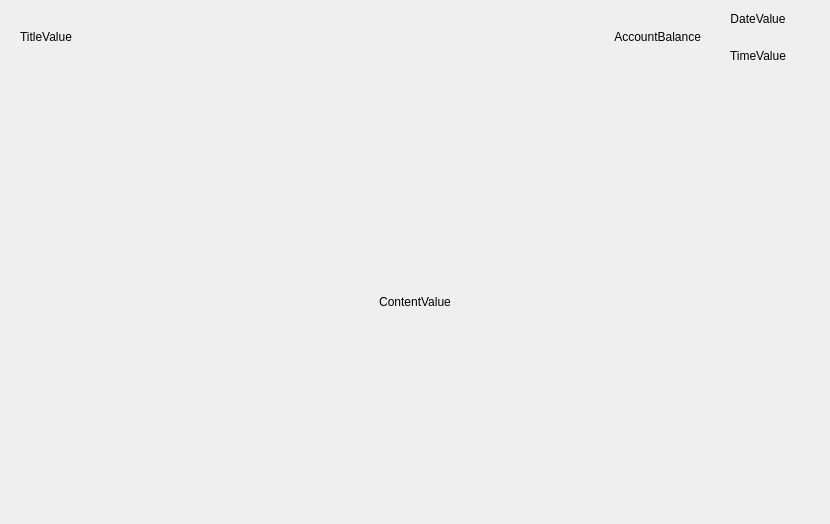
First picture: the form in ServerApp/SubApps/Inform/Layouts/ScanCardLayout.ui, repository KelloTomas/CVUTMasterThesis, before the edit.
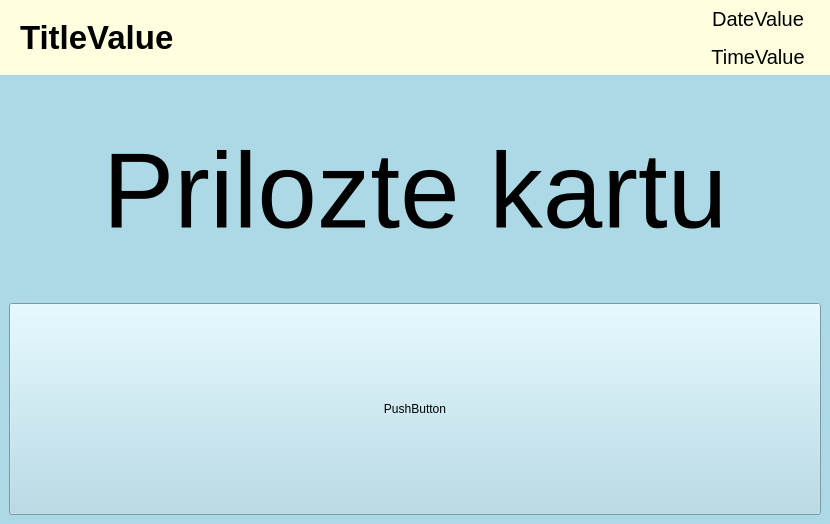
Second picture: the form after the edit.

Commit message: Funguje button click event a zobrazenie zakladneho layout

```diff
--- a/ServerApp/SubApps/Inform/Layouts/ScanCardLayout.ui
+++ b/ServerApp/SubApps/Inform/Layouts/ScanCardLayout.ui
@@ -15,7 +15,7 @@
   </property>
   <layout class="QVBoxLayout" name="verticalLayout_2" stretch="1,6">
    <property name="spacing">
-    <number>5</number>
+    <number>0</number>
    </property>
    <property name="leftMargin">
     <number>0</number>
@@ -37,10 +37,13 @@
        <verstretch>0</verstretch>
       </sizepolicy>
      </property>
+     <property name="styleSheet">
+      <string notr="true">background:LightYellow</string>
+     </property>
      <property name="class" stdset="0">
       <string>lightPanelStyle</string>
      </property>
-     <layout class="QHBoxLayout" name="titleLayout" stretch="4,2,1">
+     <layout class="QHBoxLayout" name="titleLayout" stretch="6,1">
       <property name="spacing">
        <number>0</number>
       </property>
@@ -64,6 +67,13 @@
           <verstretch>0</verstretch>
          </sizepolicy>
         </property>
+        <property name="font">
+         <font>
+          <pointsize>25</pointsize>
+          <weight>75</weight>
+          <bold>true</bold>
+         </font>
+        </property>
         <property name="text">
          <string>TitleValue</string>
         </property>
@@ -72,25 +82,6 @@
         </property>
        </widget>
       </item>
-      <item>
-       <widget class="QLabel" name="AccountBalance">
-        <property name="sizePolicy">
-         <sizepolicy hsizetype="Ignored" vsizetype="Ignored">
-          <horstretch>0</horstretch>
-          <verstretch>0</verstretch>
-         </sizepolicy>
-        </property>
-        <property name="text">
-         <string>AccountBalance</string>
-        </property>
-        <property name="alignment">
-         <set>Qt::AlignRight|Qt::AlignTrailing|Qt::AlignVCenter</set>
-        </property>
-        <property name="class" stdset="0">
-         <string>clientAccountBalanceStyle</string>
-        </property>
-       </widget>
-      </item>
       <item>
        <widget class="QWidget" name="verticalWidget" native="true">
         <property name="sizePolicy">
@@ -123,6 +114,11 @@
              <verstretch>0</verstretch>
             </sizepolicy>
            </property>
+           <property name="font">
+            <font>
+             <pointsize>15</pointsize>
+            </font>
+           </property>
            <property name="text">
             <string>DateValue</string>
            </property>
@@ -142,6 +138,11 @@
              <verstretch>0</verstretch>
             </sizepolicy>
            </property>
+           <property name="font">
+            <font>
+             <pointsize>15</pointsize>
+            </font>
+           </property>
            <property name="text">
             <string>TimeValue</string>
            </property>
@@ -167,6 +168,9 @@
        <verstretch>0</verstretch>
       </sizepolicy>
      </property>
+     <property name="styleSheet">
+      <string notr="true">background:lightBlue</string>
+     </property>
      <property name="class" stdset="0">
       <string>darkPanelStyle</string>
      </property>
@@ -179,8 +183,13 @@
           <verstretch>0</verstretch>
          </sizepolicy>
         </property>
+        <property name="font">
+         <font>
+          <pointsize>80</pointsize>
+         </font>
+        </property>
         <property name="text">
-         <string>ContentValue</string>
+         <string>Prilozte kartu</string>
         </property>
         <property name="alignment">
          <set>Qt::AlignCenter</set>
@@ -193,6 +202,19 @@
         </property>
        </widget>
       </item>
+      <item>
+       <widget class="QPushButton" name="pushButton">
+        <property name="sizePolicy">
+         <sizepolicy hsizetype="Ignored" vsizetype="Ignored">
+          <horstretch>0</horstretch>
+          <verstretch>0</verstretch>
+         </sizepolicy>
+        </property>
+        <property name="text">
+         <string>PushButton</string>
+        </property>
+       </widget>
+      </item>
      </layout>
     </widget>
    </item>
```
The commit also changes 44 other files.
